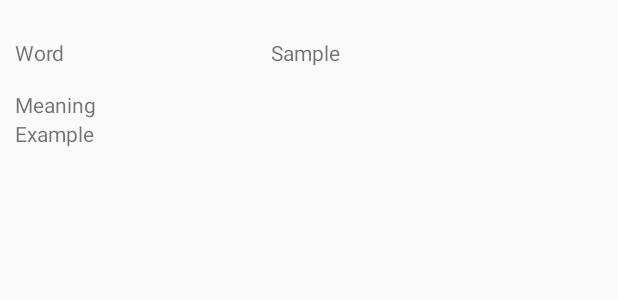
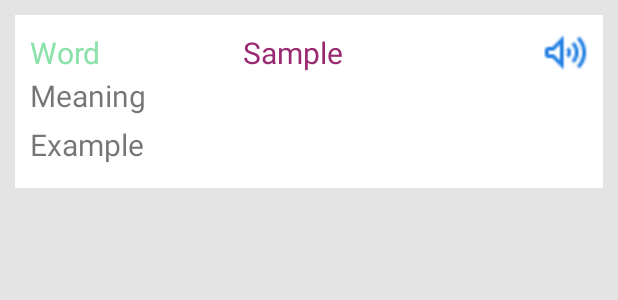
Before and after one commit to henefisa/flashcard, an Android app: the layout my_word_list_view_item.xml on its own in the app's theme, with its tools: preview values and no code run, on a phone screen of 412 x 824 dp. Shown: the top 300 px of the screen. Run offline under Robolectric (Android 15) with nearby library versions, the phone set to English and light mode, and no system bars.

Commit message:
update my-word

```diff
--- a/app/src/main/res/layout/my_word_list_view_item.xml
+++ b/app/src/main/res/layout/my_word_list_view_item.xml
@@ -1,31 +1,51 @@
 <?xml version="1.0" encoding="utf-8"?>
-<LinearLayout xmlns:android="http://schemas.android.com/apk/res/android"
+<LinearLayout android:layout_width="match_parent"
+    android:layout_height="match_parent"
+    android:background="#E4E4E4"
+    xmlns:android="http://schemas.android.com/apk/res/android">
+    <LinearLayout
         android:orientation="vertical"
         android:layout_width="match_parent"
         android:layout_height="wrap_content"
         android:id="@+id/my_words_item"
         android:padding="10dp"
+        android:background="#FFFF"
+        android:layout_margin="10dp"
         >
         <LinearLayout android:layout_width="match_parent" android:layout_height="wrap_content"
             android:orientation="horizontal" android:layout_weight="1">
             <TextView android:layout_width="0dp" android:layout_height="match_parent"
-                  android:layout_weight="1"
+                android:layout_weight="0.7"
                 android:gravity="center_vertical"
                 android:id="@+id/word"
+                android:textSize="20dp"
+                android:textColor="#8AE2AA"
                 android:text="Word"/>
             <TextView android:layout_width="0dp" android:layout_weight="1" android:id="@+id/spell"
                 android:layout_marginLeft="10dp" android:layout_height="match_parent"
+                android:textSize="20dp"
+                android:textColor="#992970"
                 android:text="Sample" android:gravity="center_vertical"/>
-        <ImageView android:layout_width="50dp" android:layout_height="50dp" android:layout_gravity="center_vertical"
-                   android:layout_marginLeft="10dp"
-        />
+
+            <ImageView
+                android:layout_width="30dp"
+                android:layout_height="30dp"
+                android:background="@drawable/voi"
+                android:layout_gravity="center_vertical"
+                android:layout_marginLeft="10dp" />
         </LinearLayout>
         <TextView android:layout_width="match_parent" android:id="@+id/mean" android:gravity="center_vertical"
             android:layout_weight="1"
             android:layout_height="wrap_content"
+            android:paddingBottom="5dp"
+            android:textSize="20dp"
             android:text="Meaning"/>
         <TextView android:layout_width="match_parent" android:id="@+id/example" android:gravity="center_vertical"
             android:layout_weight="1"
+            android:paddingBottom="5dp"
+            android:textSize="20dp"
             android:layout_height="wrap_content"
             android:text="Example"/>
     </LinearLayout>
+
+</LinearLayout>
```
Also changed, not shown: app/src/main/res/drawable/voi.png (added). Lines whose indentation alone changed are shown as unchanged.
